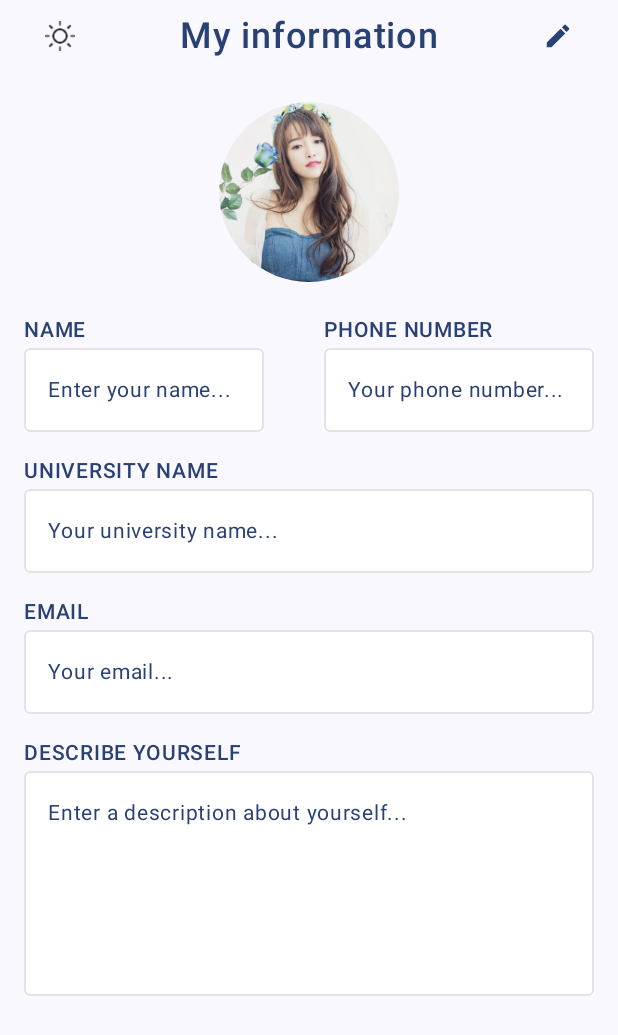
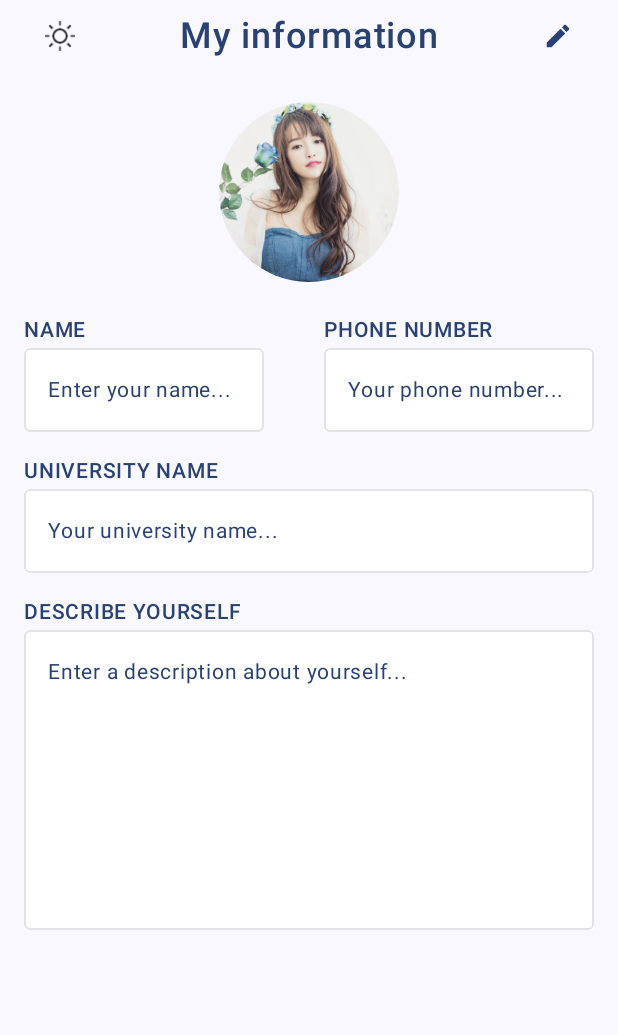
Before and after one commit to AperoAndroidFresher/HungDM, an Android app built with Jetpack Compose: the composable ProfileScreen shown on its own in the app's theme, on a phone screen of 412 x 824 dp. Shown: the top 1035 px of the screen. Run offline under Robolectric (Android 15) with nearby library versions, the phone set to English and light mode, and no system bars; our stand-ins replace Navigation 3.

Commit message:
sua lai code screen/profile

```diff
--- a/app/src/main/java/com/example/hungdm/screen/profile/component/PopUp.kt
+++ b/app/src/main/java/com/example/hungdm/screen/profile/component/PopUp.kt
@@ -65,7 +65,6 @@ fun PopUp(
                         fontWeight = FontWeight(400),
                         fontSize = 20.sp
                     )
-
                 }
             }
         }
--- a/app/src/main/java/com/example/hungdm/screen/profile/component/ProfileHeader.kt
+++ b/app/src/main/java/com/example/hungdm/screen/profile/component/ProfileHeader.kt
@@ -42,8 +42,8 @@ fun ProfileHeader(
             text = "My information",
             fontSize = 24.sp,
             fontWeight = FontWeight.Medium,
-            modifier = Modifier.align(Alignment.Center),
-            color = colorScheme.primary
+            color = colorScheme.primary,
+            modifier = Modifier.align(Alignment.Center)
         )
         if (!isEdit) {
             IconButton(
@@ -53,8 +53,8 @@ fun ProfileHeader(
                 Icon(
                     imageVector = Icons.Default.Edit,
                     contentDescription = null,
-                    modifier = Modifier.size(20.dp),
-                    tint = colorScheme.primary
+                    tint = colorScheme.primary,
+                    modifier = Modifier.size(20.dp)
                 )
             }
         }
--- a/app/src/main/java/com/example/hungdm/screen/profile/component/ProfileInput.kt
+++ b/app/src/main/java/com/example/hungdm/screen/profile/component/ProfileInput.kt
@@ -23,11 +23,7 @@ import androidx.compose.ui.text.font.FontWeight
 import androidx.compose.ui.text.input.KeyboardType
 import androidx.compose.ui.unit.dp
 import androidx.compose.ui.unit.sp
-import com.example.hungdm.UtilsFunction
 import com.example.hungdm.model.UserInfo
-import com.example.hungdm.mvi.MviIntent
-import kotlinx.coroutines.delay
-import kotlinx.coroutines.launch
 
 @Composable
 fun ProfileInput(
@@ -37,7 +33,6 @@ fun ProfileInput(
     onValueChangeName: (String) -> Unit ={},
     onValueChangePhone: (String) -> Unit ={},
     onValueChangeUni: (String) -> Unit ={},
-    onValueChangeEmail: (String) -> Unit ={},
     onValueChangeDesc: (String) -> Unit ={},
     onSubmit: () -> Unit = {}
 ) {
@@ -54,9 +49,7 @@ fun ProfileInput(
                 isEdit = isEdit,
                 onValueChange = onValueChangeName
             )
-
             Spacer(Modifier.weight(1f))
-
             ProfileInputItem(
                 modifier = Modifier.width(180.dp),
                 text = "Phone number".uppercase(),
@@ -68,9 +61,7 @@ fun ProfileInput(
                 keyboardOptions = KeyboardOptions(keyboardType = KeyboardType.Number)
             )
         }
-
         Spacer(Modifier.size(10.dp))
-
         ProfileInputItem(
             modifier = Modifier.fillMaxWidth(),
             text = "University name".uppercase(),
@@ -80,34 +71,18 @@ fun ProfileInput(
             isEdit = isEdit,
             onValueChange = onValueChangeUni
         )
-
         Spacer(Modifier.size(10.dp))
-
-        ProfileInputItem(
-            modifier = Modifier.fillMaxWidth(),
-            text = "Email".uppercase(),
-            hint = "Your email...",
-            value = userInfo.email,
-            isValid = userInfo.inputValid.emailValid,
-            isEdit = isEdit,
-            onValueChange = onValueChangeEmail
-        )
-
-        Spacer(Modifier.size(10.dp))
-
         ProfileInputItem(
             modifier = Modifier
                 .fillMaxWidth()
-                .height(150.dp),
+                .height(200.dp),
             text = "describe yourself".uppercase(),
             hint = "Enter a description about yourself...",
             value = userInfo.desc,
             isEdit = isEdit,
             onValueChange = onValueChangeDesc
         )
-
         Spacer(Modifier.size(20.dp))
-
         if (isEdit) {
             Button(
                 onClick = onSubmit,
```
Also changed, not shown: app/src/main/java/com/example/hungdm/screen/profile/ProfileScreen.kt (+1 -7 lines).
